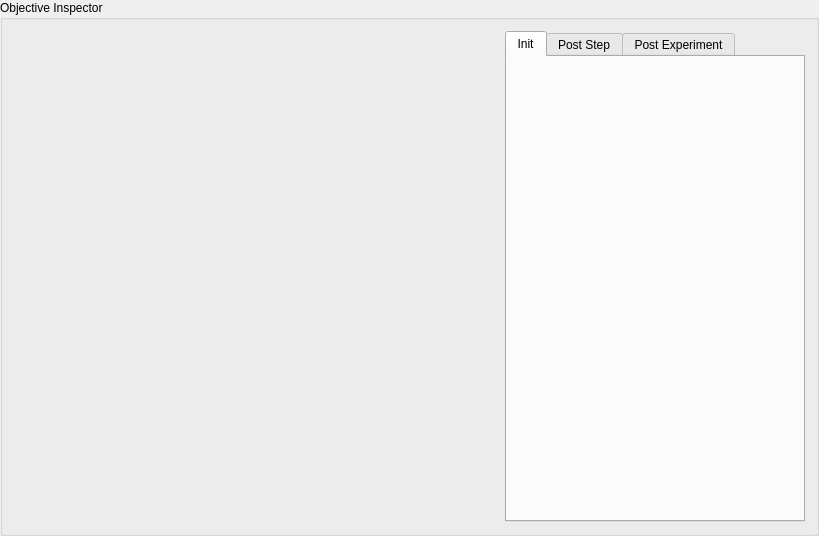
nicolasseznec/PROJ-H402_SkillWizard, file resources/ui/ObjectiveInspector.ui: the form before one commit.
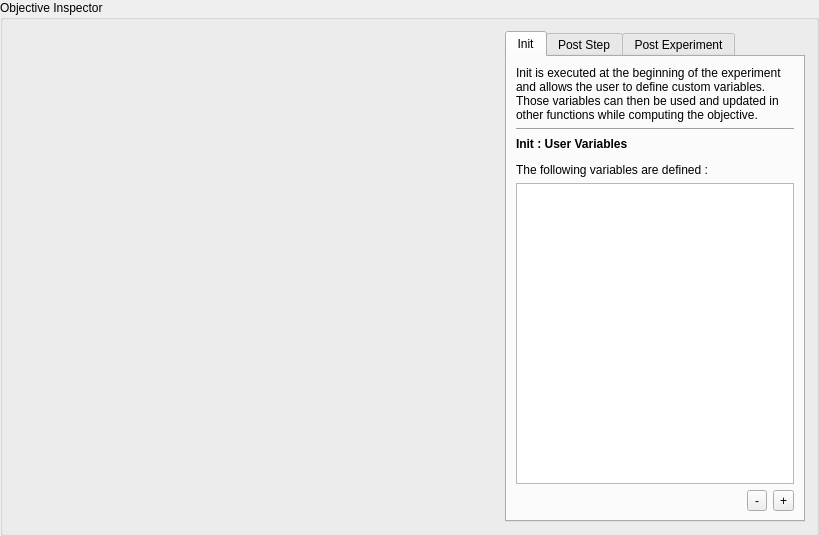
The form after the commit. The open tabs and pages were chosen to show the change.

Commit message: Added Init code generation

Patch:
```diff
--- a/resources/ui/ObjectiveInspector.ui
+++ b/resources/ui/ObjectiveInspector.ui
@@ -29,6 +29,12 @@
    </item>
    <item>
     <widget class="QTabWidget" name="FunctionSelector">
+     <property name="minimumSize">
+      <size>
+       <width>300</width>
+       <height>0</height>
+      </size>
+     </property>
      <property name="maximumSize">
       <size>
        <width>300</width>
@@ -42,6 +48,82 @@
       <attribute name="title">
        <string>Init</string>
       </attribute>
+      <layout class="QVBoxLayout" name="verticalLayout_5">
+       <item>
+        <widget class="QLabel" name="label_18">
+         <property name="text">
+          <string>&lt;html&gt;&lt;head/&gt;&lt;body&gt;&lt;p&gt;Init is executed at the beginning of the experiment and allows the user to define custom variables. Those variables can then be used and updated in other functions while computing the objective.&lt;/p&gt;&lt;/body&gt;&lt;/html&gt;</string>
+         </property>
+         <property name="wordWrap">
+          <bool>true</bool>
+         </property>
+        </widget>
+       </item>
+       <item>
+        <widget class="Line" name="line_5">
+         <property name="orientation">
+          <enum>Qt::Horizontal</enum>
+         </property>
+        </widget>
+       </item>
+       <item>
+        <widget class="QLabel" name="label_17">
+         <property name="text">
+          <string>&lt;html&gt;&lt;head/&gt;&lt;body&gt;&lt;p&gt;&lt;span style=&quot; font-weight:600;&quot;&gt;Init : User Variables&lt;/span&gt;&lt;/p&gt;&lt;p&gt;The following variables are defined :&lt;/p&gt;&lt;/body&gt;&lt;/html&gt;</string>
+         </property>
+         <property name="wordWrap">
+          <bool>true</bool>
+         </property>
+        </widget>
+       </item>
+       <item>
+        <widget class="QListWidget" name="InitStageList"/>
+       </item>
+       <item alignment="Qt::AlignRight">
+        <widget class="QWidget" name="widget_9" native="true">
+         <layout class="QHBoxLayout" name="horizontalLayout_10">
+          <property name="leftMargin">
+           <number>0</number>
+          </property>
+          <property name="topMargin">
+           <number>0</number>
+          </property>
+          <property name="rightMargin">
+           <number>0</number>
+          </property>
+          <property name="bottomMargin">
+           <number>0</number>
+          </property>
+          <item>
+           <widget class="QToolButton" name="InitRemoveButton">
+            <property name="minimumSize">
+             <size>
+              <width>20</width>
+              <height>20</height>
+             </size>
+            </property>
+            <property name="text">
+             <string>-</string>
+            </property>
+           </widget>
+          </item>
+          <item>
+           <widget class="QToolButton" name="InitAddButton">
+            <property name="minimumSize">
+             <size>
+              <width>20</width>
+              <height>20</height>
+             </size>
+            </property>
+            <property name="text">
+             <string>+</string>
+            </property>
+           </widget>
+          </item>
+         </layout>
+        </widget>
+       </item>
+      </layout>
      </widget>
      <widget class="QWidget" name="PostStepTab">
       <attribute name="title">
```
The commit also changes 14 other files.
